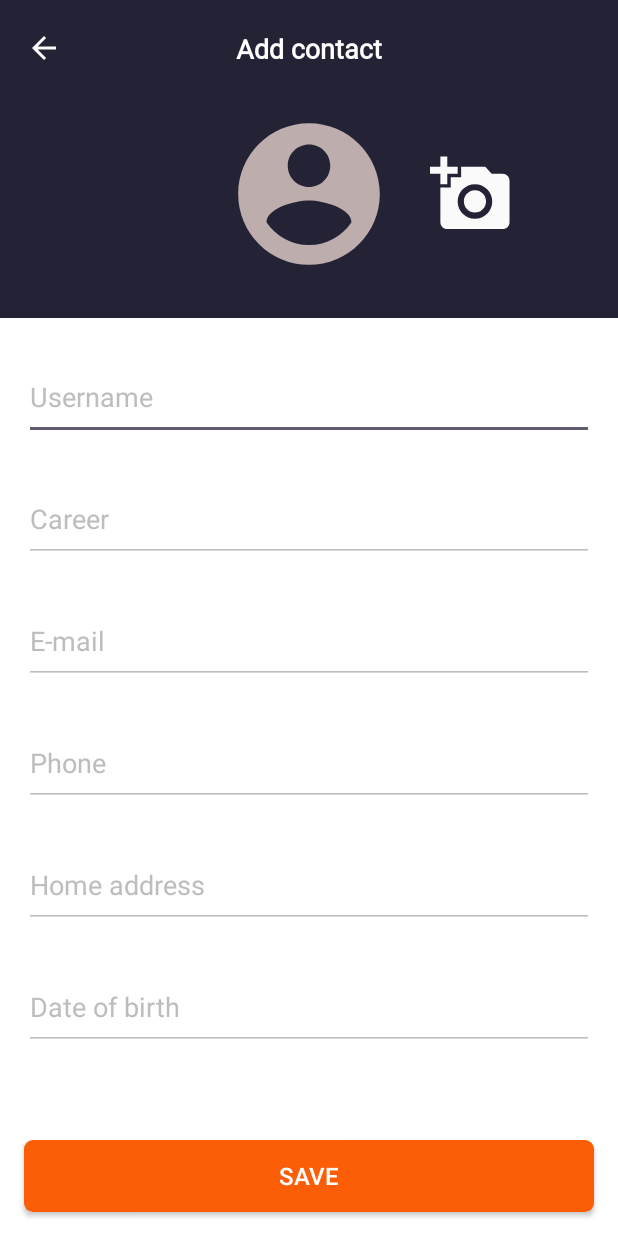
After one commit to Aksonof/MyApplication, an Android app: the layout add_user_dialog.xml on its own in the app's theme, with its tools: preview values and no code run, on a phone screen of 412 x 824 dp. The commit adds this screen. Run offline under Robolectric (Android 15) with nearby library versions, the phone set to English and light mode, and no system bars.

Commit message:
task_2: addUser in progress

```diff
--- a/app/build.gradle.kts
+++ b/app/build.gradle.kts
@@ -52,4 +52,5 @@ dependencies {
     implementation("androidx.recyclerview:recyclerview:1.3.2")
     implementation("com.github.javafaker:javafaker:1.0.2")
     implementation("com.github.bumptech.glide:glide:4.12.0")
+    implementation("androidx.fragment:fragment-ktx:1.6.2")
 }
--- /dev/null
+++ b/app/src/main/java/com/example/myapplication/AddUserDialogFragment.kt
@@ -0,0 +1,59 @@
+package com.example.myapplication
+
+import android.app.Dialog
+import android.os.Bundle
+import android.view.LayoutInflater
+import android.view.View
+import android.view.ViewGroup
+import android.view.Window
+import android.view.WindowManager
+import androidx.core.content.ContextCompat
+import androidx.fragment.app.DialogFragment
+import com.example.myapplication.databinding.AddUserDialogBinding
+
+
+interface AddUserDialogListener {
+    fun onDataEntered(data: Bundle)
+}
+
+class AddUserDialogFragment(private val listener: AddUserDialogListener) : DialogFragment() {
+
+    private lateinit var binding: AddUserDialogBinding
+
+    override fun onStart() {
+        super.onStart()
+        dialog?.let {
+            val width = ViewGroup.LayoutParams.MATCH_PARENT
+            val height = ViewGroup.LayoutParams.MATCH_PARENT
+            it.window?.setLayout(width, height)
+        }
+    }
+
+
+    override fun onCreateView(
+        inflater: LayoutInflater,
+        container: ViewGroup?,
+        savedInstanceState: Bundle?
+    ): View {
+        binding = AddUserDialogBinding.inflate(inflater, container, false)
+        return binding.root
+    }
+
+
+    override fun onViewCreated(view: View, savedInstanceState: Bundle?) {
+        super.onViewCreated(view, savedInstanceState)
+        binding.saveButtonView.setOnClickListener {
+            val bundle = Bundle()
+            bundle.putString("userName", binding.userNameEditTextView.text.toString())
+            bundle.putString("userCareer", binding.userCareerEditTextView.text.toString())
+            listener.onDataEntered(bundle)
+            dismiss()
+        }
+    }
+
+
+    companion object {
+        @JvmStatic
+        private val TAG = AddUserDialogFragment::class.java.simpleName
+    }
+}
--- a/app/src/main/java/com/example/myapplication/RecyclerActivity.kt
+++ b/app/src/main/java/com/example/myapplication/RecyclerActivity.kt
@@ -2,8 +2,9 @@ package com.example.myapplication
 
 import android.os.Bundle
 import android.view.View
-import androidx.activity.ComponentActivity
+import androidx.appcompat.app.AppCompatActivity
 import androidx.core.content.ContextCompat
+import androidx.fragment.app.setFragmentResultListener
 import androidx.lifecycle.Observer
 import androidx.lifecycle.ViewModelProvider
 import androidx.recyclerview.widget.LinearLayoutManager
@@ -11,7 +12,7 @@ import com.example.myapplication.databinding.ActivityRecyclerBinding
 import com.example.myapplication.model.User
 import com.google.android.material.snackbar.Snackbar
 
-class RecyclerActivity : ComponentActivity() {
+class RecyclerActivity : AppCompatActivity() {
 
     private lateinit var binding: ActivityRecyclerBinding
     private lateinit var adapter: UsersAdapter
@@ -45,10 +46,6 @@ class RecyclerActivity : ComponentActivity() {
                     )
                     .show()
             }
-
-            override fun onAddUser(user: User) {
-                TODO("Not yet implemented")
-            }
         })
 
         viewModel.users.observe(this, Observer {
@@ -58,6 +55,24 @@ class RecyclerActivity : ComponentActivity() {
         val layoutManager = LinearLayoutManager(this)
         binding.recyclerView.layoutManager = layoutManager
         binding.recyclerView.adapter = adapter
+
+
+        binding.addContactTextView.setOnClickListener {
+            showAddUserDialog()
+        }
+
+    }
+
+
+    private fun showAddUserDialog() {
+
+        val dialogFragment = AddUserDialogFragment(object : AddUserDialogListener {
+            override fun onDataEntered(data: Bundle) {
+                val userName = data.getString("userName")
+                val userCareer = data.getString("userCareer")
+            }
+        })
+        dialogFragment.show(supportFragmentManager, "TAG")
     }
 
 
--- a/app/src/main/java/com/example/myapplication/UsersAdapter.kt
+++ b/app/src/main/java/com/example/myapplication/UsersAdapter.kt
@@ -12,8 +12,6 @@ import com.example.myapplication.model.User
 
 interface UserActionListener {
     fun onDeleteUser(user: User)
-
-    fun onAddUser(user: User)
 
 }
 
@@ -50,7 +48,6 @@ class UsersAdapter(private val actionListener: UserActionListener) :
         with(holder.binding) {
             holder.itemView.tag = user
             deleteUserView.tag = user
-
             userNameView.text = user.name
             userCareerView.text = user.career
             if (user.photo.isNotBlank()) {
--- a/app/src/main/java/com/example/myapplication/model/UsersManager.kt
+++ b/app/src/main/java/com/example/myapplication/model/UsersManager.kt
@@ -27,6 +27,11 @@ class UsersManager {
 
     fun getUsers(): List<User> {
         return users
+    }
+
+
+    fun addUser(user: User) {
+        // TODO: add user
     }
 
     fun deleteUser(user: User) {
--- /dev/null
+++ b/app/src/main/res/drawable/add_a_photo.xml
@@ -0,0 +1,5 @@
+<vector android:height="24dp" android:tint="#FAFAFA"
+    android:viewportHeight="24" android:viewportWidth="24"
+    android:width="24dp" xmlns:android="http://schemas.android.com/apk/res/android">
+    <path android:fillColor="@android:color/white" android:pathData="M3,4V1h2v3h3v2H5v3H3V6H0V4H3zM6,10V7h3V4h7l1.83,2H21c1.1,0 2,0.9 2,2v12c0,1.1 -0.9,2 -2,2H5c-1.1,0 -2,-0.9 -2,-2V10H6zM13,19c2.76,0 5,-2.24 5,-5s-2.24,-5 -5,-5s-5,2.24 -5,5S10.24,19 13,19zM9.8,14c0,1.77 1.43,3.2 3.2,3.2s3.2,-1.43 3.2,-3.2s-1.43,-3.2 -3.2,-3.2S9.8,12.23 9.8,14z"/>
+</vector>
--- a/app/src/main/res/layout/activity_recycler.xml
+++ b/app/src/main/res/layout/activity_recycler.xml
@@ -47,6 +47,7 @@
             app:layout_constraintTop_toTopOf="parent" />
 
         <TextView
+            android:id="@+id/addContactTextView"
             android:layout_width="wrap_content"
             android:layout_height="wrap_content"
             android:layout_marginStart="16dp"
--- /dev/null
+++ b/app/src/main/res/layout/add_user_dialog.xml
@@ -0,0 +1,249 @@
+<?xml version="1.0" encoding="utf-8"?>
+<androidx.constraintlayout.widget.ConstraintLayout xmlns:android="http://schemas.android.com/apk/res/android"
+    xmlns:app="http://schemas.android.com/apk/res-auto"
+    xmlns:tools="http://schemas.android.com/tools"
+    android:layout_width="match_parent"
+    android:layout_height="match_parent">
+
+
+    <androidx.constraintlayout.widget.ConstraintLayout
+        android:id="@+id/toolBarView"
+        android:layout_width="match_parent"
+        android:layout_height="212dp"
+        android:background="@color/blue_deep"
+        app:layout_constraintTop_toTopOf="parent">
+
+        <TextView
+            android:id="@+id/title"
+            android:layout_width="wrap_content"
+            android:layout_height="wrap_content"
+            android:layout_marginTop="20dp"
+            android:fontFamily="@font/open_sans"
+            android:text="@string/add_contact"
+            android:textColor="@color/white"
+            android:textFontWeight="600"
+            android:textSize="18sp"
+            app:layout_constraintEnd_toEndOf="parent"
+            app:layout_constraintStart_toStartOf="parent"
+            app:layout_constraintTop_toTopOf="parent"
+            tools:targetApi="p" />
+
+        <ImageView
+            android:layout_width="24dp"
+            android:layout_height="24dp"
+            android:layout_marginStart="17dp"
+            android:layout_marginTop="20dp"
+            android:background="@drawable/arrow_back_24"
+            android:importantForAccessibility="no"
+            app:layout_constraintStart_toStartOf="parent"
+            app:layout_constraintTop_toTopOf="parent" />
+
+        <ImageView
+            android:id="@+id/userPhotoView"
+            android:layout_width="113dp"
+            android:layout_height="113dp"
+            android:layout_marginTop="28dp"
+            android:src="@drawable/ic_default_photo"
+            app:layout_constraintEnd_toEndOf="parent"
+            app:layout_constraintStart_toStartOf="parent"
+            app:layout_constraintTop_toBottomOf="@id/title"
+            tools:ignore="ContentDescription" />
+
+        <ImageView
+            android:id="@+id/addUserPhotoView"
+            android:layout_width="55dp"
+            android:layout_height="55dp"
+            android:layout_marginStart="24dp"
+            android:layout_marginTop="29dp"
+            android:src="@drawable/add_a_photo"
+            app:layout_constraintStart_toEndOf="@+id/userPhotoView"
+            app:layout_constraintTop_toTopOf="@+id/userPhotoView"
+            tools:ignore="ContentDescription" />
+
+    </androidx.constraintlayout.widget.ConstraintLayout>
+
+
+    <androidx.appcompat.widget.AppCompatButton
+        android:id="@+id/saveButtonView"
+        android:layout_width="0dp"
+        android:layout_height="wrap_content"
+        android:layout_marginStart="16dp"
+        android:layout_marginEnd="16dp"
+        android:layout_marginBottom="16dp"
+        android:background="@drawable/rounded_button_background"
+        android:text="@string/save"
+        android:textColor="@color/light"
+        android:textSize="16sp"
+        app:layout_constraintBottom_toBottomOf="parent"
+        app:layout_constraintEnd_toEndOf="parent"
+        app:layout_constraintStart_toStartOf="parent"
+        tools:ignore="HardcodedText" />
+
+
+    <com.google.android.material.textfield.TextInputLayout
+        android:id="@+id/userNameLayout"
+        android:layout_width="0dp"
+        android:layout_height="57dp"
+        android:layout_marginStart="16dp"
+        android:layout_marginTop="24dp"
+        android:layout_marginEnd="16dp"
+        app:boxBackgroundMode="none"
+        app:layout_constraintEnd_toEndOf="parent"
+        app:layout_constraintStart_toStartOf="parent"
+        app:layout_constraintTop_toBottomOf="@id/toolBarView" />
+
+    <com.google.android.material.textfield.TextInputEditText
+        android:id="@+id/userNameEditTextView"
+        android:layout_width="0dp"
+        android:layout_height="57dp"
+        android:layout_marginStart="16dp"
+        android:layout_marginTop="24dp"
+        android:layout_marginEnd="16dp"
+        android:hint="@string/username"
+        android:singleLine="true"
+        android:textColor="@color/white"
+        android:textColorHint="@color/gray_dark"
+        app:layout_constraintEnd_toEndOf="parent"
+        app:layout_constraintStart_toStartOf="parent"
+        app:layout_constraintTop_toBottomOf="@id/toolBarView" />
+
+    <com.google.android.material.textfield.TextInputLayout
+        android:id="@+id/userCareerLayout"
+        android:layout_width="0dp"
+        android:layout_height="57dp"
+        android:layout_marginStart="16dp"
+        android:layout_marginTop="24dp"
+        android:layout_marginEnd="16dp"
+        app:boxBackgroundMode="none"
+        app:layout_constraintEnd_toEndOf="parent"
+        app:layout_constraintStart_toStartOf="parent"
+        app:layout_constraintTop_toBottomOf="@id/userNameLayout" />
+
+    <com.google.android.material.textfield.TextInputEditText
+        android:id="@+id/userCareerEditTextView"
+        android:layout_width="0dp"
+        android:layout_height="57dp"
+        android:layout_marginStart="16dp"
+        android:layout_marginTop="24dp"
+        android:layout_marginEnd="16dp"
+        android:hint="@string/Career"
+        android:singleLine="true"
+        android:textColor="@color/white"
+        android:textColorHint="@color/gray_dark"
+        app:layout_constraintEnd_toEndOf="parent"
+        app:layout_constraintStart_toStartOf="parent"
+        app:layout_constraintTop_toBottomOf="@id/userNameLayout" />
+
+    <com.google.android.material.textfield.TextInputLayout
+        android:id="@+id/userEmailLayout"
+        android:layout_width="0dp"
+        android:layout_height="57dp"
+        android:layout_marginStart="16dp"
+        android:layout_marginTop="24dp"
+        android:layout_marginEnd="16dp"
+        app:boxBackgroundMode="none"
+        app:layout_constraintEnd_toEndOf="parent"
+        app:layout_constraintStart_toStartOf="parent"
+        app:layout_constraintTop_toBottomOf="@id/userCareerLayout" />
+
+    <com.google.android.material.textfield.TextInputEditText
+        android:id="@+id/userEmailEditTextView"
+        android:layout_width="0dp"
+        android:layout_height="57dp"
+        android:layout_marginStart="16dp"
+        android:layout_marginTop="24dp"
+        android:layout_marginEnd="16dp"
+        android:hint="@string/Email"
+        android:singleLine="true"
+        android:textColor="@color/white"
+        android:textColorHint="@color/gray_dark"
+        app:layout_constraintEnd_toEndOf="parent"
+        app:layout_constraintStart_toStartOf="parent"
+        app:layout_constraintTop_toBottomOf="@id/userCareerLayout" />
+
+
+    <com.google.android.material.textfield.TextInputLayout
+        android:id="@+id/userPhoneLayout"
+        android:layout_width="0dp"
+        android:layout_height="57dp"
+        android:layout_marginStart="16dp"
+        android:layout_marginTop="24dp"
+        android:layout_marginEnd="16dp"
+        app:boxBackgroundMode="none"
+        app:layout_constraintEnd_toEndOf="parent"
+        app:layout_constraintStart_toStartOf="parent"
+        app:layout_constraintTop_toBottomOf="@id/userEmailLayout" />
+
+    <com.google.android.material.textfield.TextInputEditText
+        android:id="@+id/userPhoneEditTextView"
+        android:layout_width="0dp"
+        android:layout_height="57dp"
+        android:layout_marginStart="16dp"
+        android:layout_marginTop="24dp"
+        android:layout_marginEnd="16dp"
+        android:hint="@string/phone"
+        android:singleLine="true"
+        android:textColor="@color/white"
+        android:textColorHint="@color/gray_dark"
+        app:layout_constraintEnd_toEndOf="parent"
+        app:layout_constraintStart_toStartOf="parent"
+        app:layout_constraintTop_toBottomOf="@id/userEmailLayout" />
+
+
+    <com.google.android.material.textfield.TextInputLayout
+        android:id="@+id/userAddressLayout"
+        android:layout_width="0dp"
+        android:layout_height="57dp"
+        android:layout_marginStart="16dp"
+        android:layout_marginTop="24dp"
+        android:layout_marginEnd="16dp"
+        app:boxBackgroundMode="none"
+        app:layout_constraintEnd_toEndOf="parent"
+        app:layout_constraintStart_toStartOf="parent"
+        app:layout_constraintTop_toBottomOf="@id/userPhoneLayout" />
+
+    <com.google.android.material.textfield.TextInputEditText
+        android:id="@+id/userAddressEditTextView"
+        android:layout_width="0dp"
+        android:layout_height="57dp"
+        android:layout_marginStart="16dp"
+        android:layout_marginTop="24dp"
+        android:layout_marginEnd="16dp"
+        android:hint="@string/Home_address"
+        android:singleLine="true"
+        android:textColor="@color/white"
+        android:textColorHint="@color/gray_dark"
+        app:layout_constraintEnd_toEndOf="parent"
+        app:layout_constraintStart_toStartOf="parent"
+        app:layout_constraintTop_toBottomOf="@id/userPhoneLayout" />
+
+    <com.google.android.material.textfield.TextInputLayout
+        android:id="@+id/userBirthLayout"
+        android:layout_width="0dp"
+        android:layout_height="57dp"
+        android:layout_marginStart="16dp"
+        android:layout_marginTop="24dp"
+        android:layout_marginEnd="16dp"
+        app:boxBackgroundMode="none"
+        app:layout_constraintEnd_toEndOf="parent"
+        app:layout_constraintStart_toStartOf="parent"
+        app:layout_constraintTop_toBottomOf="@id/userAddressLayout" />
+
+    <com.google.android.material.textfield.TextInputEditText
+        android:id="@+id/userBirthEditTextView"
+        android:layout_width="0dp"
+        android:layout_height="57dp"
+        android:layout_marginStart="16dp"
+        android:layout_marginTop="24dp"
+        android:layout_marginEnd="16dp"
+        android:hint="@string/date_of_birth"
+        android:singleLine="true"
+        android:textColor="@color/white"
+        android:textColorHint="@color/gray_dark"
+        app:layout_constraintEnd_toEndOf="parent"
+        app:layout_constraintStart_toStartOf="parent"
+        app:layout_constraintTop_toBottomOf="@id/userAddressLayout"
+       />
+
+
+</androidx.constraintlayout.widget.ConstraintLayout>
--- a/app/src/main/res/values/colors.xml
+++ b/app/src/main/res/values/colors.xml
@@ -21,4 +21,6 @@
     <color name="my_dark_text_secondary">#F0E68C</color>
     <color name="gray_light">#B2B2B3</color>
     <color name="gray_3">#828282</color>
+    <color name="blue_deep">#242235</color>
+    <color name="light">#FFFFFF</color>
 </resources>
--- a/app/src/main/res/values/strings.xml
+++ b/app/src/main/res/values/strings.xml
@@ -46,5 +46,9 @@
     <string name="contact_has_been_removed">Contact has been removed</string>
     <string name="contacts">Contacts</string>
     <string name="add_contact">Add contact</string>
+    <string name="username">Username</string>
+    <string name="save">Save</string>
+    <string name="phone">Phone</string>
+    <string name="date_of_birth">Date of birth</string>
 
 </resources>
--- a/app/src/main/res/values/themes.xml
+++ b/app/src/main/res/values/themes.xml
@@ -31,7 +31,11 @@
         <item name="cornerSizeBottomRight">50%</item>
     </style>
 
-
+    <style name="FullScreenDialogTheme" parent="Theme.AppCompat.Light.Dialog">
+        <item name="android:windowNoTitle">true</item>
+        <item name="android:windowFullscreen">true</item>
+        <item name="android:windowBackground">@android:color/transparent</item>
+    </style>
 
 
 </resources>
```
Also changed, not shown: 1 other file.
